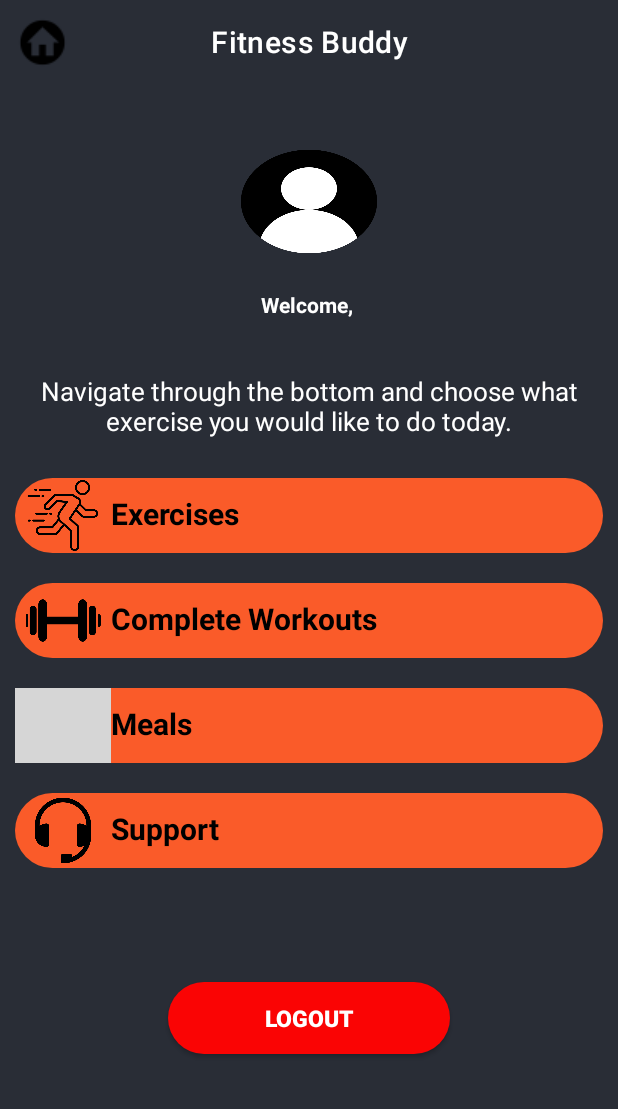
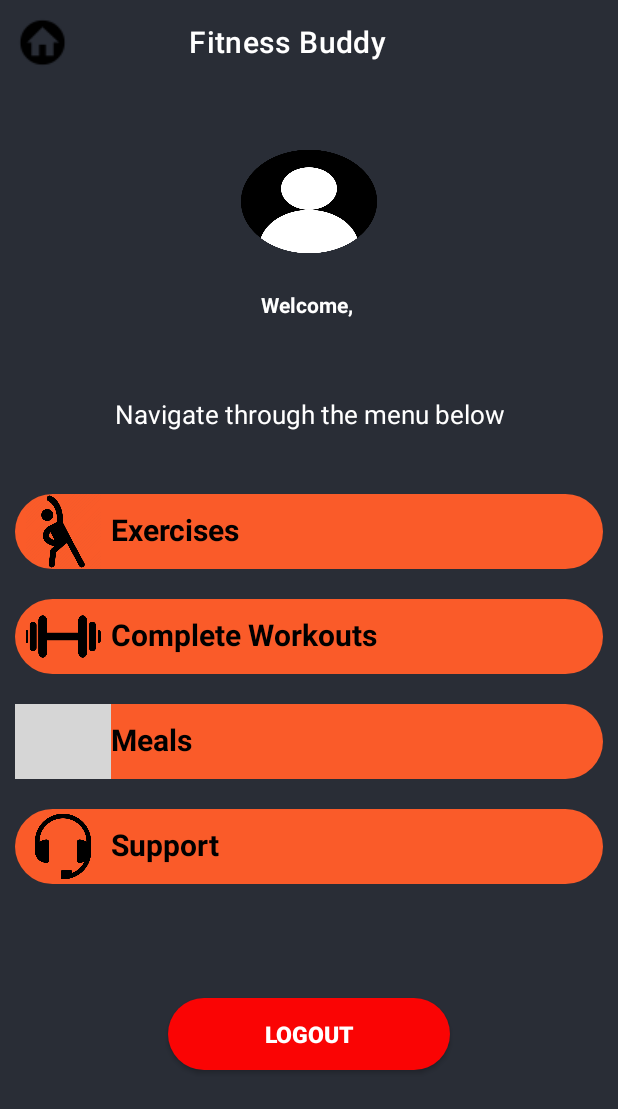
Before and after one commit to ardiaanM/fitnessbuddy, an Android app: the LoginScreen screen opened directly, with no data from a screen before it, on a phone screen of 412 x 824 dp. Shown: the top 1109 px of the screen. Run offline under Robolectric (Android 15) with nearby library versions, the phone set to English and light mode, and no system bars; grey boxes are pictures that could not be loaded.

Commit message:
updated loginscreen

```diff
--- a/app/src/main/res/layout/activity_login_screen.xml
+++ b/app/src/main/res/layout/activity_login_screen.xml
@@ -11,7 +11,7 @@
         android:id="@+id/toolbar"
         android:layout_width="match_parent"
         android:layout_height="?attr/actionBarSize"
-        app:title="              Fitness Buddy"
+        app:title="           Fitness Buddy"
         app:navigationIcon="@drawable/ic_home"
         app:titleTextColor="@color/white"
         />
@@ -41,9 +41,13 @@
         android:layout_width="match_parent"
         android:layout_height="wrap_content"
         android:layout_below="@+id/loginInfoTV1"
+        android:layout_marginStart="15dp"
+        android:layout_marginTop="15dp"
+        android:layout_marginEnd="15dp"
+        android:layout_marginBottom="15dp"
         android:gravity="center"
         android:padding="16dp"
-        android:text="Navigate through the bottom and choose what exercise you would like to do today."
+        android:text="Navigate through the menu below"
         android:textColor="@color/white"
         android:textSize="17sp" />
 
```
Also changed, not shown: app/src/main/res/drawable/exersices.png.
